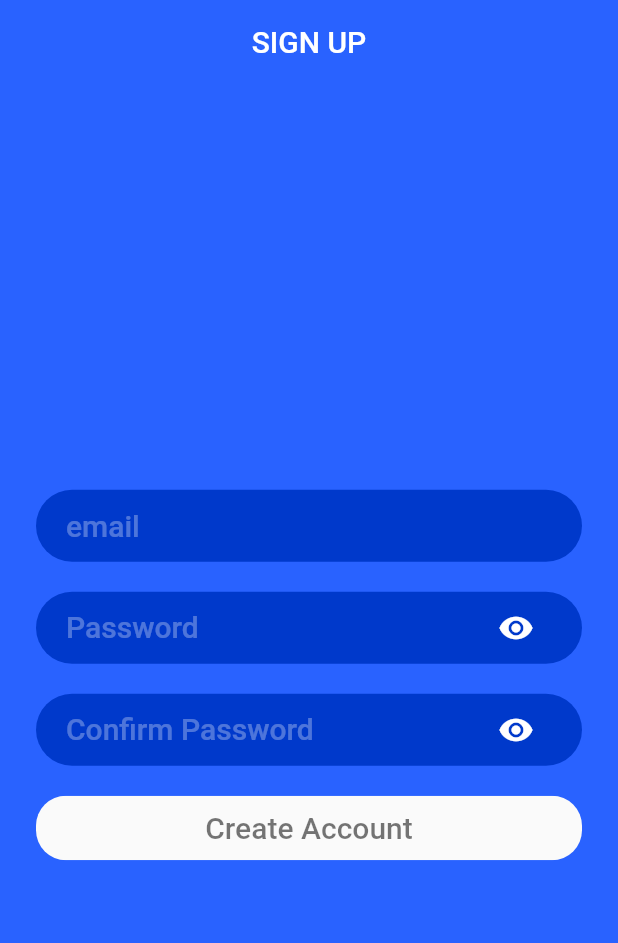
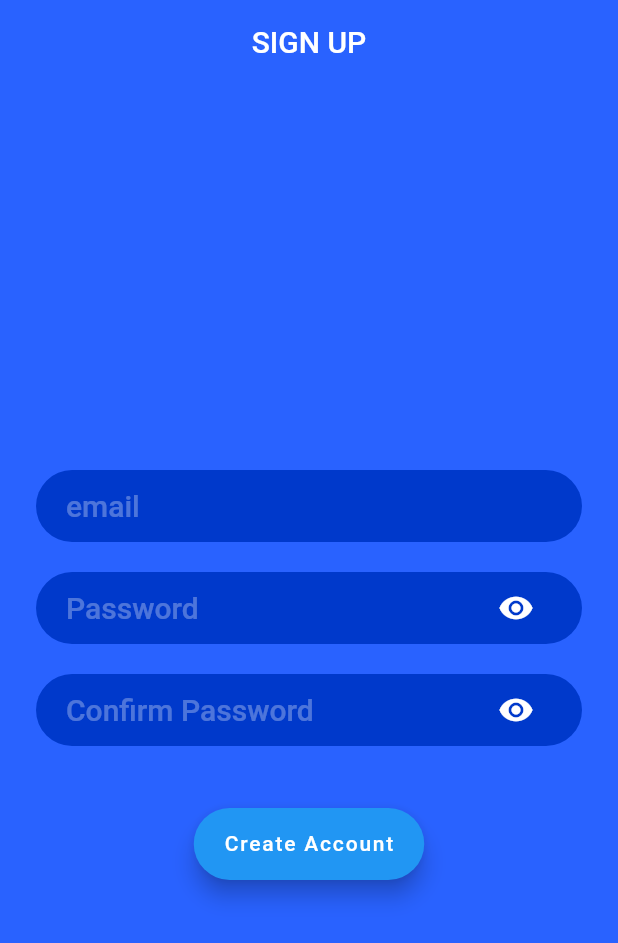
Before and after one commit to simonpojok/ideal, a Flutter app: the screen it shows after launch, on a phone screen of 412 x 824 dp. Shown: the top 943 px of the screen. Run offline on Flutter 3.47's test engine with Material 2 defaults, Android fonts, the phone set to English and light mode, and no system bars; our stand-ins replace firebase_auth, firebase_core; missing offline and left inert: dart:ffi; accounts and stored records are empty.

Commit message:
finishing the home screen

```diff
--- a/lib/screens/signup/signup_screen.dart
+++ b/lib/screens/signup/signup_screen.dart
@@ -32,6 +32,8 @@ class _SignUpScreenState extends State<SignUpScreen> {
 
   @override
   Widget build(BuildContext context) {
+    Size size = MediaQuery.of(context).size;
+
     return Scaffold(
       appBar: AppBar(
         centerTitle: true,
@@ -79,9 +81,18 @@ class _SignUpScreenState extends State<SignUpScreen> {
                 });
               },
             ),
-            CustomButton(
-              label: "Create Account",
-              onClick: () {},
+            // CustomButton(
+            //   label: "Create Account",
+            //   onClick: () {},
+            // )
+            Container(
+              width: double.infinity,
+              margin: EdgeInsets.only(top: size.height * 0.05),
+              child: Center(
+                child: FloatingActionButton.extended(
+                  onPressed: () {}, label: Text("Create Account"),
+                ),
+              ),
             )
           ],
         ),
@@ -111,7 +122,10 @@ class CustomButton extends StatelessWidget {
             child: Container(
               padding: EdgeInsets.symmetric(vertical: 10, horizontal: 20),
               decoration:
-                  BoxDecoration(borderRadius: BorderRadius.circular(20)),
+                  BoxDecoration(
+                      borderRadius: BorderRadius.circular(20),
+                    color: kPrimaryLightColor,
+                  ),
               child: Center(
                 child: Text(
                   label,
```
